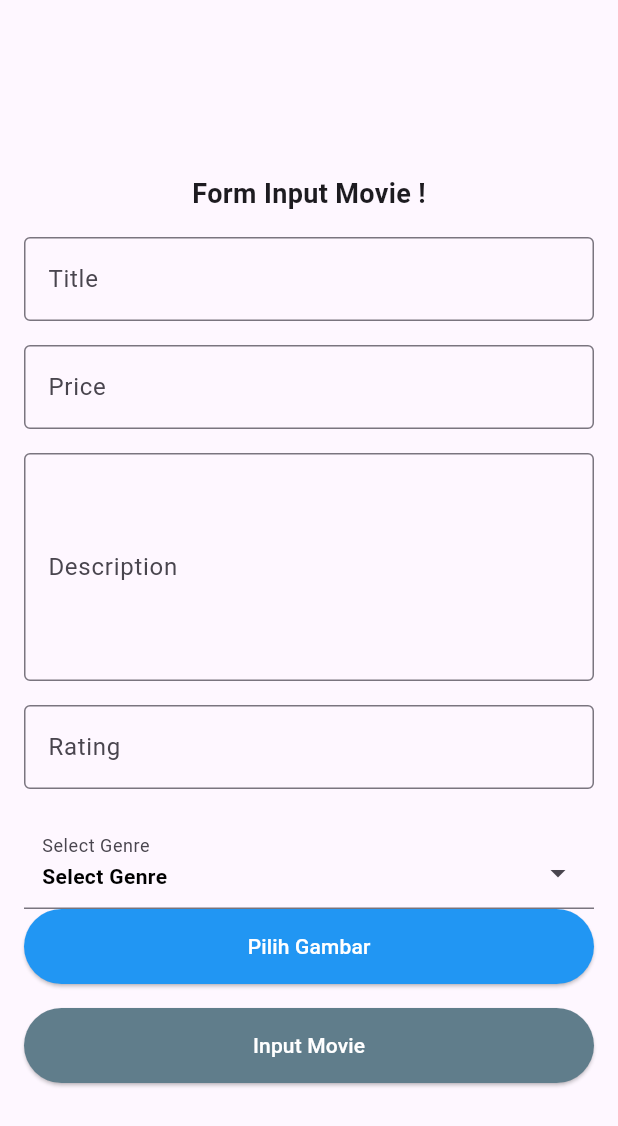
After one commit to Pemrograman-IV-22-SI/movieApps_Christian-Dimas-Wibisana_22411009, a Flutter app: the InputMovie screen opened by its route, on a phone screen of 412 x 824 dp. The commit adds this screen. Shown: the top 1126 px of the screen. Run offline on Flutter 3.47's test engine with Material 3 defaults, Android fonts, the phone set to English and light mode, and no system bars; drawn by our look-alikes of dropdown_search; our stand-ins replace dio, quickalert, toastification.

Commit message:
input movie

```diff
--- a/lib/admin/genre/input_genre.dart
+++ b/lib/admin/genre/input_genre.dart
@@ -58,9 +58,10 @@ class _InputGenreState extends State<InputGenre> {
                 TextField(
                   controller: namaGenreController,
                   decoration: const InputDecoration(
-                    labelText: "Nama Genre",
-                    border: OutlineInputBorder(),
-                  ),
+                      labelText: "Nama Genre",
+                      border: OutlineInputBorder(),
+                      labelStyle: TextStyle(color: Colors.white)),
+                  style: TextStyle(color: Colors.white),
                   keyboardType: TextInputType.text,
                 ),
                 const SizedBox(
--- /dev/null
+++ b/lib/admin/model/genre_model.dart
@@ -0,0 +1,33 @@
+class GenreModel {
+  final int id_genre;
+  final String name;
+
+  GenreModel({
+    required this.id_genre,
+    required this.name,
+  });
+
+  factory GenreModel.fromJson(Map<String, dynamic> json) {
+    return GenreModel(
+      id_genre: json["id_genre"],
+      name: json["name"],
+    );
+  }
+
+  static List<GenreModel> fromJsonList(List list) {
+    return list.map((item) => GenreModel.fromJson(item)).toList();
+  }
+
+  /// Prevent overriding toString
+  String userAsString() {
+    return '#$id_genre $name';
+  }
+
+  /// Check equality of two models
+  bool isEqual(GenreModel model) {
+    return id_genre == model.id_genre;
+  }
+
+  @override
+  String toString() => name;
+}
--- /dev/null
+++ b/lib/admin/movie/input_movie.dart
@@ -0,0 +1,198 @@
+import 'package:dio/dio.dart';
+import 'package:flutter/material.dart';
+import 'package:movie_apps/admin/model/genre_model.dart';
+import 'package:movie_apps/api_service/api.dart';
+import 'package:toastification/toastification.dart';
+import 'package:dropdown_search/dropdown_search.dart';
+
+class InputMovie extends StatefulWidget {
+  const InputMovie({super.key});
+  static const routeName = '/input_movie';
+
+  @override
+  State<InputMovie> createState() => _InputMovieState();
+}
+
+class _InputMovieState extends State<InputMovie> {
+  final dio = Dio();
+
+  bool isLoading = false;
+
+  TextEditingController titleController = TextEditingController();
+  TextEditingController priceController = TextEditingController();
+  TextEditingController ratingController = TextEditingController();
+  TextEditingController descriptionController = TextEditingController();
+  GenreModel? _selectedGenre;
+
+  Future<List<GenreModel>> getData() async {
+    try {
+      var response = await Dio().get(getAllGenre);
+      final data = response.data["data"];
+      if (data != null) {
+        return GenreModel.fromJsonList(data);
+      }
+    } catch (e) {
+      throw Exception('terjadi keasalahan: $e');
+    }
+    return [];
+  }
+
+  @override
+  Widget build(BuildContext context) {
+    return Scaffold(
+      body: SingleChildScrollView(
+          child: Center(
+        child: Padding(
+          padding: EdgeInsets.all(16),
+          child: Column(
+            mainAxisAlignment: MainAxisAlignment.center,
+            crossAxisAlignment: CrossAxisAlignment.center,
+            children: [
+              const SizedBox(
+                height: 100,
+              ),
+              const Text(
+                "Form Input Movie !",
+                style: TextStyle(fontSize: 18, fontWeight: FontWeight.bold),
+              ),
+              const SizedBox(
+                height: 16,
+              ),
+              TextField(
+                controller: titleController,
+                decoration: const InputDecoration(
+                  labelText: "Title",
+                  border: OutlineInputBorder(),
+                ),
+                keyboardType: TextInputType.text,
+              ),
+              const SizedBox(
+                height: 16,
+              ),
+              TextField(
+                controller: priceController,
+                decoration: const InputDecoration(
+                  labelText: "Price",
+                  border: OutlineInputBorder(),
+                ),
+                keyboardType: TextInputType.number,
+              ),
+              const SizedBox(
+                height: 16,
+              ),
+              TextField(
+                controller: descriptionController,
+                decoration: const InputDecoration(
+                  labelText: "Description",
+                  border: OutlineInputBorder(),
+                ),
+                keyboardType: TextInputType.multiline,
+                maxLines: 5,
+              ),
+              const SizedBox(
+                height: 16,
+              ),
+              TextField(
+                controller: ratingController,
+                decoration: const InputDecoration(
+                  labelText: "Rating",
+                  border: OutlineInputBorder(),
+                ),
+                keyboardType: TextInputType.number,
+              ),
+              const SizedBox(
+                height: 16,
+              ),
+              const SizedBox(
+                height: 16,
+              ),
+              DropdownSearch<GenreModel>(
+                popupProps: PopupProps.dialog(
+                  itemBuilder:
+                      (BuildContext context, GenreModel item, bool isDisabled) {
+                    return Container(
+                      margin: const EdgeInsets.symmetric(horizontal: 8),
+                      child: ListTile(
+                        title: Text(item.name),
+                        leading: CircleAvatar(child: Text(item.name[0])),
+                      ),
+                    );
+                  },
+                  showSearchBox: true,
+                  searchFieldProps: const TextFieldProps(
+                    decoration: InputDecoration(
+                      hintText: "Search Genre...",
+                    ),
+                  ),
+                ),
+                asyncItems: (String? filter) => getData(),
+                itemAsString: (GenreModel? item) => item?.userAsString() ?? "",
+                onChanged: (GenreModel? data) {
+                  setState(() {
+                    _selectedGenre = data;
+                  });
+                },
+                dropdownDecoratorProps: const DropDownDecoratorProps(
+                  dropdownSearchDecoration: InputDecoration(
+                    labelText: "Select Genre",
+                    hintStyle: TextStyle(color: Colors.white),
+                    contentPadding: EdgeInsets.symmetric(horizontal: 12),
+                  ),
+                ),
+                selectedItem: _selectedGenre,
+                dropdownBuilder:
+                    (BuildContext context, GenreModel? selectedItem) {
+                  return Text(
+                    selectedItem?.name ?? "Select Genre",
+                    style: const TextStyle(
+                      color: Colors.black, // Warna teks yang dipilih
+                      fontWeight: FontWeight.bold,
+                    ),
+                  );
+                },
+              ),
+              ElevatedButton(
+                  onPressed: () {},
+                  style: ElevatedButton.styleFrom(
+                      backgroundColor: Colors.blue,
+                      minimumSize: const Size.fromHeight(50)),
+                  child: const Text(
+                    "Pilih Gambar",
+                    style: TextStyle(color: Colors.white),
+                  )),
+              const SizedBox(
+                height: 16,
+              ),
+              isLoading
+                  ? const CircularProgressIndicator()
+                  : ElevatedButton(
+                      onPressed: () {
+                        // if (genrecontroller.text.isEmpty && genrecontroller.text == '') {
+                        //   toastification.show(
+                        //       context: context,
+                        //       title: const Text("Username Tidak Boleh Kosong!"),
+                        //       type: ToastificationType.error,
+                        //       autoCloseDuration: const Duration(seconds: 3),
+                        //       style: ToastificationStyle.fillColored);
+                        // } else {
+                        //   inputResponse();
+                        // }
+                      },
+                      style: ElevatedButton.styleFrom(
+                          backgroundColor: Colors.blueGrey,
+                          minimumSize: const Size.fromHeight(50)),
+                      child: const Text(
+                        "Input Movie",
+                        style: TextStyle(color: Colors.white),
+                      ),
+                    ),
+              const SizedBox(
+                height: 16,
+              ),
+            ],
+          ),
+        ),
+      )),
+    );
+  }
+}
--- a/lib/admin/movie/movie.dart
+++ b/lib/admin/movie/movie.dart
@@ -1,6 +1,7 @@
 import 'package:dio/dio.dart';
 import 'package:flutter/material.dart';
 import 'package:movie_apps/admin/home_admin.dart';
+import 'package:movie_apps/admin/movie/input_movie.dart';
 import 'package:movie_apps/api_service/api.dart';
 import 'package:quickalert/models/quickalert_type.dart';
 import 'package:quickalert/widgets/quickalert_dialog.dart';
@@ -46,7 +47,7 @@ class MoviePageState extends State<MoviePage> {
           actions: [
             IconButton(
                 onPressed: () {
-                  Navigator.pushNamed(context, MoviePage.routeName);
+                  Navigator.pushNamed(context, InputMovie.routeName);
                 },
                 icon: const Icon(
                   Icons.add,
--- a/lib/main.dart
+++ b/lib/main.dart
@@ -3,6 +3,7 @@ import 'package:movie_apps/admin/genre/genre.dart';
 import 'package:movie_apps/admin/genre/input_genre.dart';
 import 'package:movie_apps/admin/genre/update_genre.dart';
 import 'package:movie_apps/admin/home_admin.dart';
+import 'package:movie_apps/admin/movie/input_movie.dart';
 import 'package:movie_apps/admin/movie/movie.dart';
 import 'package:movie_apps/auth/login_page.dart';
 import 'package:movie_apps/auth/register_page.dart';
@@ -34,7 +35,8 @@ class MyApp extends StatelessWidget {
         Genre.routeName: (context) => const Genre(),
         InputGenre.routeName: (context) => const InputGenre(),
         UpdateGenre.routeName: (context) => const UpdateGenre(),
-        MoviePage.routeName: (context) => const MoviePage()
+        MoviePage.routeName: (context) => const MoviePage(),
+        InputMovie.routeName: (context) => const InputMovie(),
       },
     );
   }
--- a/pubspec.yaml
+++ b/pubspec.yaml
@@ -38,6 +38,8 @@ dependencies:
   dio: ^5.7.0
   toastification: ^2.3.0
   quickalert: ^1.1.0
+  dropdown_search: ^5.0.3
+  image_picker_for_web: ^3.0.6
 
 dev_dependencies:
   flutter_test:
```
Also changed, not shown: flutter_01.png (added), lib/admin/movie/update_movie.dart (added), pubspec.lock.
